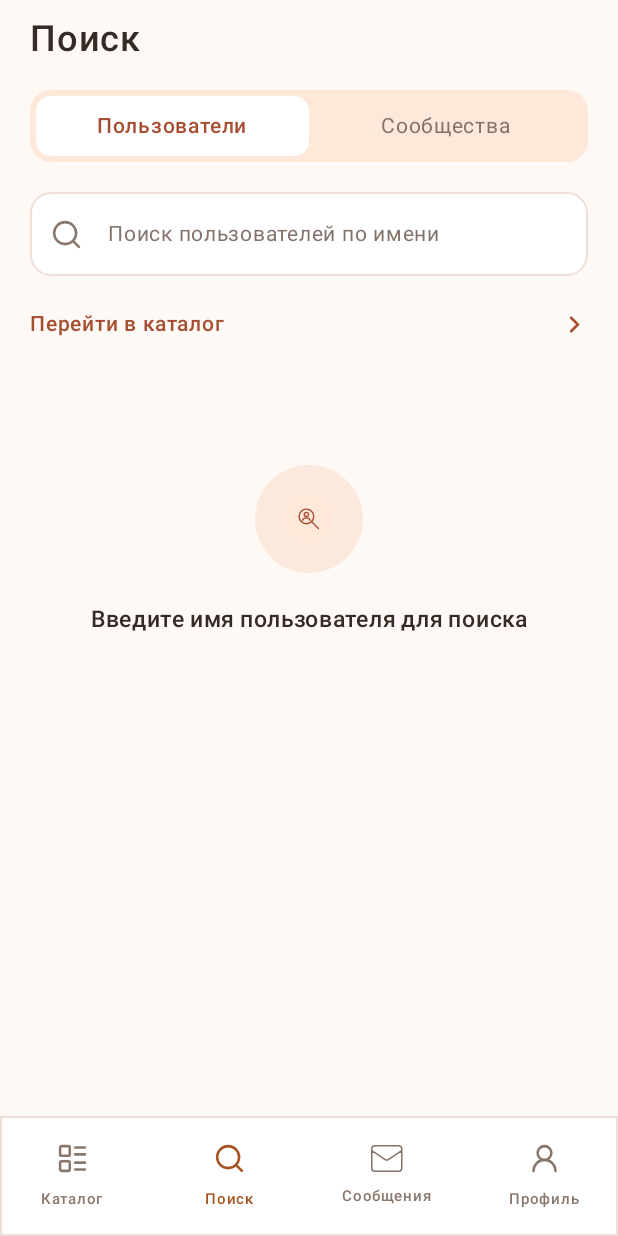
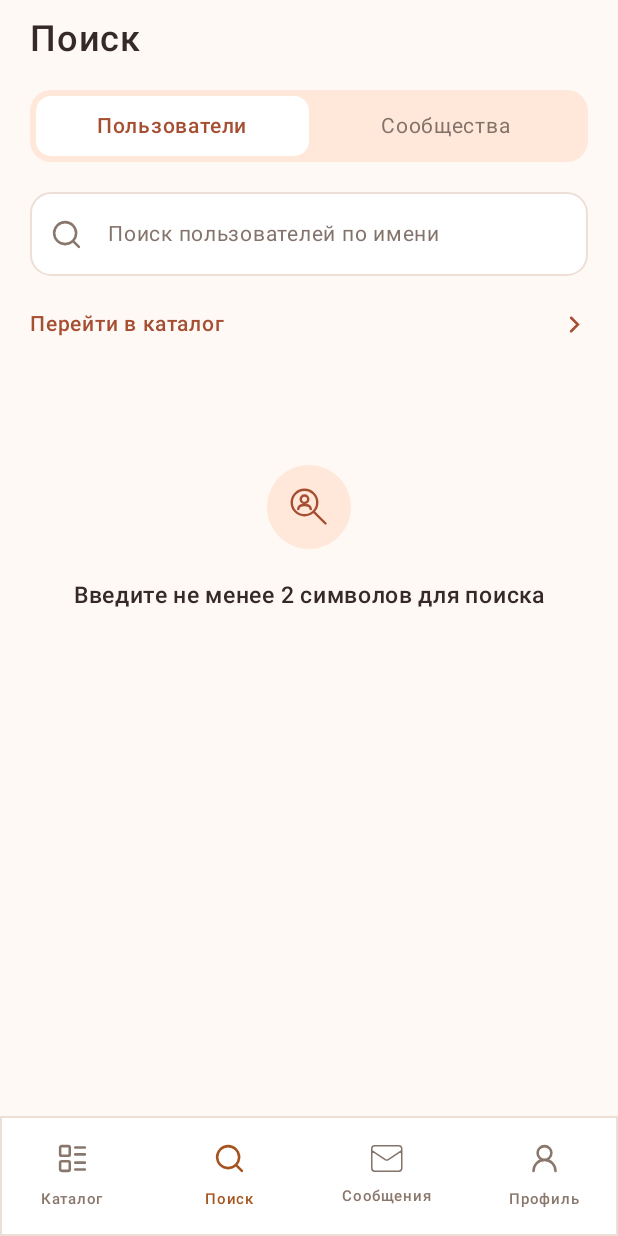
Before and after one commit to winuwind/Shelf, an Android app built with Jetpack Compose: the SearchScreen screen opened through its navigation route, on a phone screen of 412 x 824 dp. Run offline under Robolectric (Android 15) with nearby library versions, the phone set to English and light mode, and no system bars.

Commit message:
fixed screen with search

```diff
--- a/app/src/main/java/ru/shelf/client/android/ui/screens/search/SearchScreen.kt
+++ b/app/src/main/java/ru/shelf/client/android/ui/screens/search/SearchScreen.kt
@@ -224,18 +224,14 @@ fun SearchInitialStateView(
         horizontalAlignment = Alignment.CenterHorizontally,
         verticalArrangement = Arrangement.Center
     ) {
-        val iconRes = if (selectedTab == SearchTab.USERS) {
-            R.drawable.search_username_status
+        if (selectedTab == SearchTab.USERS) {
+            Icon(
+                painter = painterResource(id = R.drawable.search_username_status),
+                contentDescription = null,
+                tint = Color.Unspecified,
+                modifier = Modifier.size(56.dp)
+            )
         } else {
-            R.drawable.search
-        }
-
-        val hintText = if (selectedTab == SearchTab.USERS) {
-            "Введите имя пользователя для поиска"
-        } else {
-            "Введите название сообщества для поиска"
-        }
-
             Box(
                 modifier = Modifier
                     .size(72.dp)
@@ -244,17 +240,18 @@ fun SearchInitialStateView(
                 contentAlignment = Alignment.Center
             ) {
                 Icon(
-                painter = painterResource(id = iconRes),
+                    painter = painterResource(id = R.drawable.search),
                     contentDescription = null,
                     tint = Color.Unspecified,
                     modifier = Modifier.size(32.dp)
                 )
             }
+        }
 
         Spacer(modifier = Modifier.height(20.dp))
 
         Text(
-            text = hintText,
+            text = "Введите не менее 2 символов для поиска",
             fontSize = 15.sp,
             fontWeight = FontWeight.SemiBold,
             color = Color(0xFF352A26),
--- a/app/src/main/java/ru/shelf/client/android/ui/viewModels/SearchViewModel.kt
+++ b/app/src/main/java/ru/shelf/client/android/ui/viewModels/SearchViewModel.kt
@@ -49,7 +49,7 @@ data class SearchUiState(
     val isError: Boolean = false
 ) {
     val isSearchStarted: Boolean
-        get() = searchQuery.trim().isNotEmpty()
+        get() = searchQuery.trim().length >= 2
 
     val isResultsEmpty: Boolean
         get() = isSearchStarted && ((selectedTab == SearchTab.USERS && usersResult.isEmpty()) ||
@@ -87,7 +87,7 @@ class SearchViewModel : ViewModel() {
     private fun performSearch() {
         val query = _uiState.value.searchQuery.trim()
 
-        if (query.isEmpty()) {
+        if (query.length < 2) {
             _uiState.update {
                 it.copy(
                     usersResult = emptyList(),
```
Lines whose indentation alone changed are shown as unchanged.
